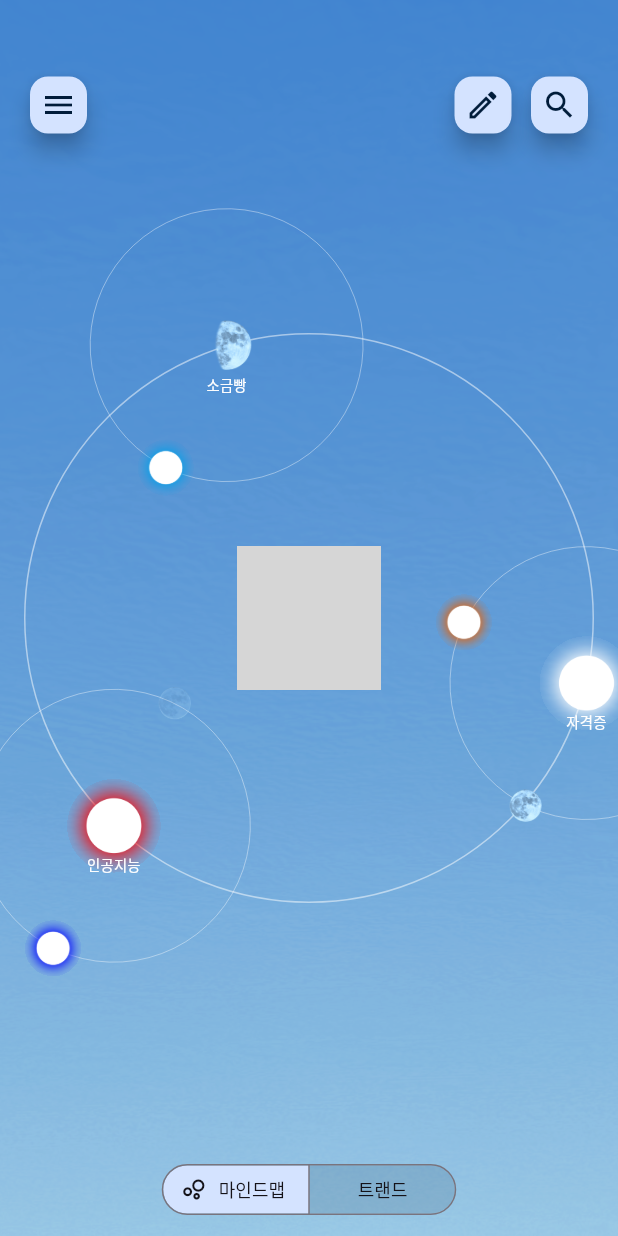
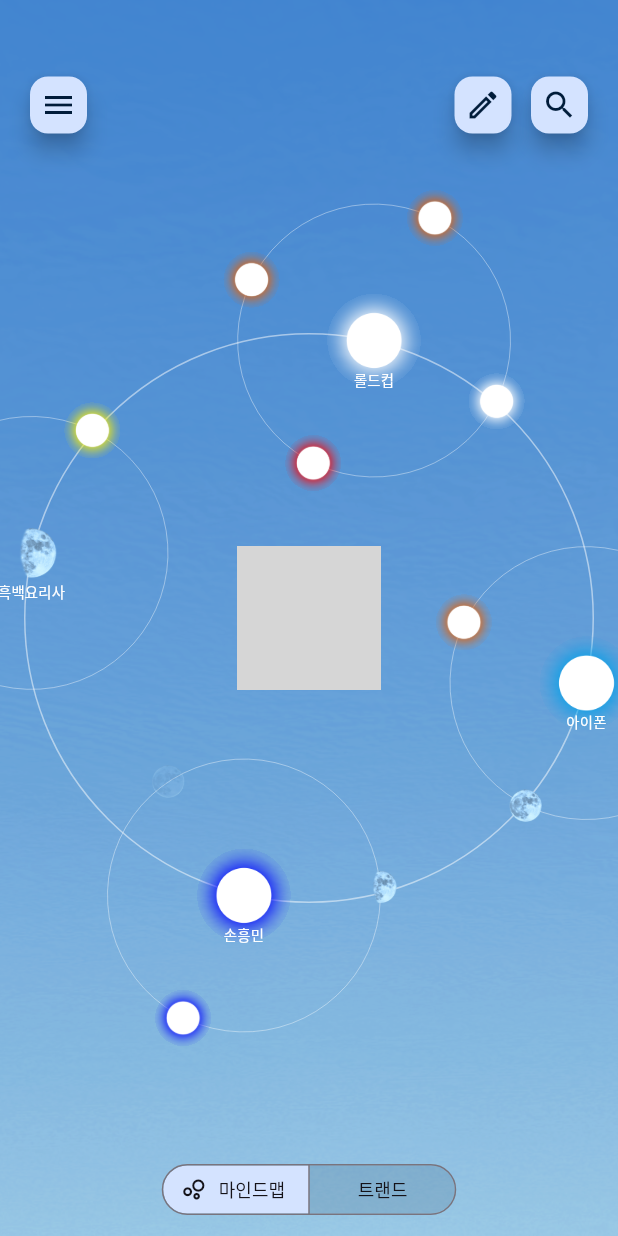
Before and after one commit to Capstone-Design-LAXY/LAXY-Client, a Flutter app: the TempStartScreen screen opened directly, after a tap on "MindmapScreen", on a phone screen of 412 x 824 dp. Run offline on Flutter 3.47's test engine with Material 3 defaults, Android fonts, the phone set to English and light mode, and no system bars; our stand-ins replace flutter_secure_storage, shared_preferences; missing offline and left inert: flutter_chip_tags, flutter_quill, flutter_quill_extensions; accounts and stored records are empty; grey boxes are pictures that could not be loaded.

Commit message:
마인드맵 - 초기 데이터 변경

```diff
--- a/lib/screen/main/mindmap_screen.dart
+++ b/lib/screen/main/mindmap_screen.dart
@@ -24,7 +24,7 @@ class _MindmapScreenState extends State<MindmapScreen> with SingleTickerProvider
   void initState() {
     super.initState();
 
-    String jsonString = '{"uId": 123123123123, "orbit": [{"primary": {"tId": 10000001, "grade": 9, "tagName": "자격증"}, "satellites": [{"tId": 10000002, "grade": 5, "tagName": "정처기"}, {"tId": 10000003, "grade": 7, "tagName": "토익"}, {"tId": 10000004, "grade": 2, "tagName": "SQLD"}, {"tId": 10000005, "grade": 8, "tagName": "Qnet"}]}, {"primary": {"tId": 10000006, "grade": 6, "tagName": "인공지능"}, "satellites": [{"tId": 10000007, "grade": 11, "tagName": "GPT"}, {"tId": 10000008, "grade": 1, "tagName": "빅데이터"}]}, {"primary": {"tId": 10000009, "grade": 4, "tagName": "소금빵"}, "satellites": [{"tId": 10000010, "grade": 10, "tagName": "빵"}]}]}';
+    String jsonString = '{"uId": 1231213, "orbit": [{"primary": {"tId": 10000001, "grade": 10, "tagName": "아이폰"}, "satellites": [{"tId": 10000002, "grade": 5, "tagName": "13pro중고"}, {"tId": 10000003, "grade": 7, "tagName": "애플케어"}, {"tId": 10000004, "grade": 2, "tagName": "애플워치"}, {"tId": 10000005, "grade": 8, "tagName": "에어팟프로2"}]}, {"primary": {"tId": 10000006, "grade": 11, "tagName": "손흥민"}, "satellites": [{"tId": 10000007, "grade": 11, "tagName": "토트넘"}, {"tId": 10000008, "grade": 1, "tagName": "축구"}, {"tId": 10000008, "grade": 4, "tagName": "계약"}]}, {"primary": {"tId": 10000009, "grade": 4, "tagName": "흑백요리사"}, "satellites": [{"tId": 10000010, "grade": 10, "tagName": "백종원"}, {"tId": 10000010, "grade": 8, "tagName": "안성진"}]}, {"primary": {"tId": 10000001, "grade": 9, "tagName": "롤드컵"}, "satellites": [{"tId": 10000002, "grade": 6, "tagName": "한화"}, {"tId": 10000003, "grade": 7, "tagName": "티원"}, {"tId": 10000004, "grade": 7, "tagName": "젠지"}, {"tId": 10000005, "grade": 9, "tagName": "딮기"}]}]}';
 
     // JSON 문자열을 OrbitData 객체로 파싱
     orbitData = OrbitData.fromJson(jsonDecode(jsonString));
@@ -88,7 +88,7 @@ class _MindmapScreenState extends State<MindmapScreen> with SingleTickerProvider
                   jsonString = '{"uId": 123123123123, "orbit": [{"primary": {"tId": 10000001, "grade": 9, "tagName": "자격증"}, "satellites": [{"tId": 10000002, "grade": 5, "tagName": "정처기"}, {"tId": 10000003, "grade": 7, "tagName": "토익"}, {"tId": 10000004, "grade": 2, "tagName": "SQLD"}, {"tId": 10000005, "grade": 8, "tagName": "Qnet"}]}, {"primary": {"tId": 10000006, "grade": 6, "tagName": "인공지능"}, "satellites": [{"tId": 10000007, "grade": 11, "tagName": "GPT"}, {"tId": 10000008, "grade": 1, "tagName": "빅데이터"}]}, {"primary": {"tId": 10000009, "grade": 4, "tagName": "소금빵"}, "satellites": [{"tId": 10000010, "grade": 10, "tagName": "빵"}]}]}';
                 }
                 else {
-                  jsonString = '{"uId": 1231213, "orbit": [{"primary": {"tId": 10000001, "grade": 10, "tagName": "아이폰"}, "satellites": [{"tId": 10000002, "grade": 5, "tagName": "13pro중고"}, {"tId": 10000003, "grade": 7, "tagName": "애플케어"}, {"tId": 10000004, "grade": 2, "tagName": "애플워치"}, {"tId": 10000005, "grade": 8, "tagName": "에어팟프로2"}]}, {"primary": {"tId": 10000006, "grade": 11, "tagName": "손흥민"}, "satellites": [{"tId": 10000007, "grade": 11, "tagName": "토트넘"}, {"tId": 10000008, "grade": 1, "tagName": "축구"}, {"tId": 10000008, "grade": 4, "tagName": "계약"}]}, {"primary": {"tId": 10000009, "grade": 4, "tagName": "흑백요리사"}, "satellites": [{"tId": 10000010, "grade": 10, "tagName": "백종원"}, {"tId": 10000010, "grade": 8, "tagName": "안성진"}]}]}';
+                  jsonString = '{"uId": 1231213, "orbit": [{"primary": {"tId": 10000001, "grade": 10, "tagName": "아이폰"}, "satellites": [{"tId": 10000002, "grade": 5, "tagName": "13pro중고"}, {"tId": 10000003, "grade": 7, "tagName": "애플케어"}, {"tId": 10000004, "grade": 2, "tagName": "애플워치"}, {"tId": 10000005, "grade": 8, "tagName": "에어팟프로2"}]}, {"primary": {"tId": 10000006, "grade": 11, "tagName": "손흥민"}, "satellites": [{"tId": 10000007, "grade": 11, "tagName": "토트넘"}, {"tId": 10000008, "grade": 1, "tagName": "축구"}, {"tId": 10000008, "grade": 4, "tagName": "계약"}]}, {"primary": {"tId": 10000009, "grade": 4, "tagName": "흑백요리사"}, "satellites": [{"tId": 10000010, "grade": 10, "tagName": "백종원"}, {"tId": 10000010, "grade": 8, "tagName": "안성진"}]}, {"primary": {"tId": 10000001, "grade": 9, "tagName": "롤드컵"}, "satellites": [{"tId": 10000002, "grade": 6, "tagName": "한화"}, {"tId": 10000003, "grade": 7, "tagName": "티원"}, {"tId": 10000004, "grade": 7, "tagName": "젠지"}, {"tId": 10000005, "grade": 9, "tagName": "딮기"}]}]}';
                 }
                 setState(() {
                   // JSON 문자열을 OrbitData 객체로 파싱
```
